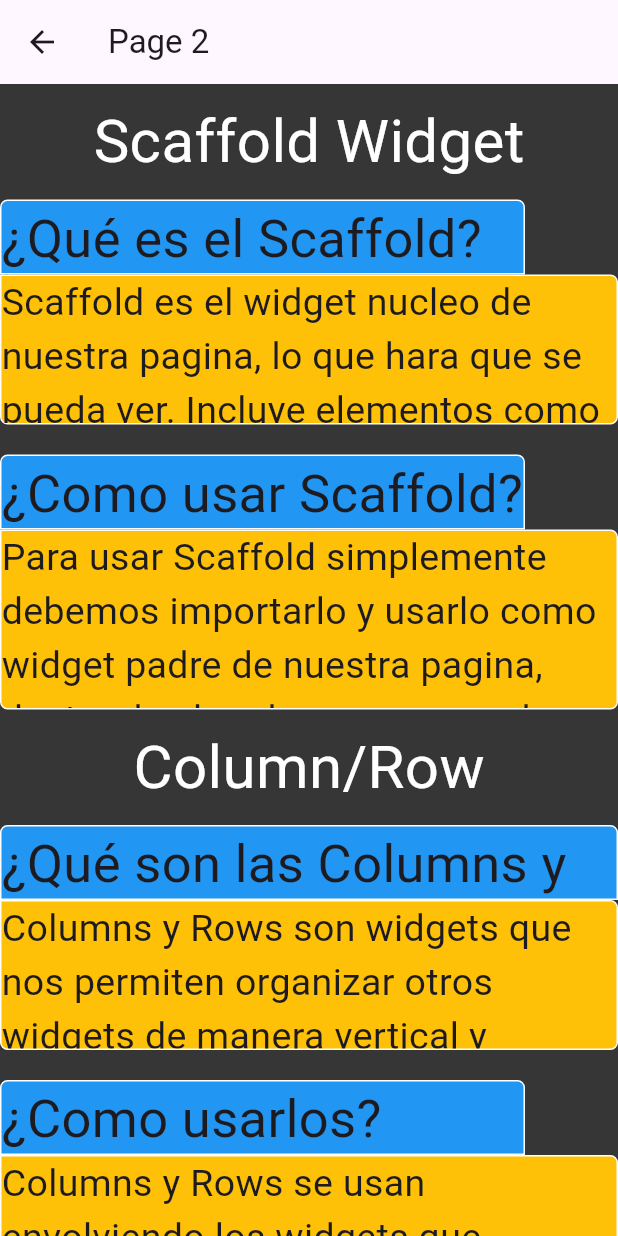
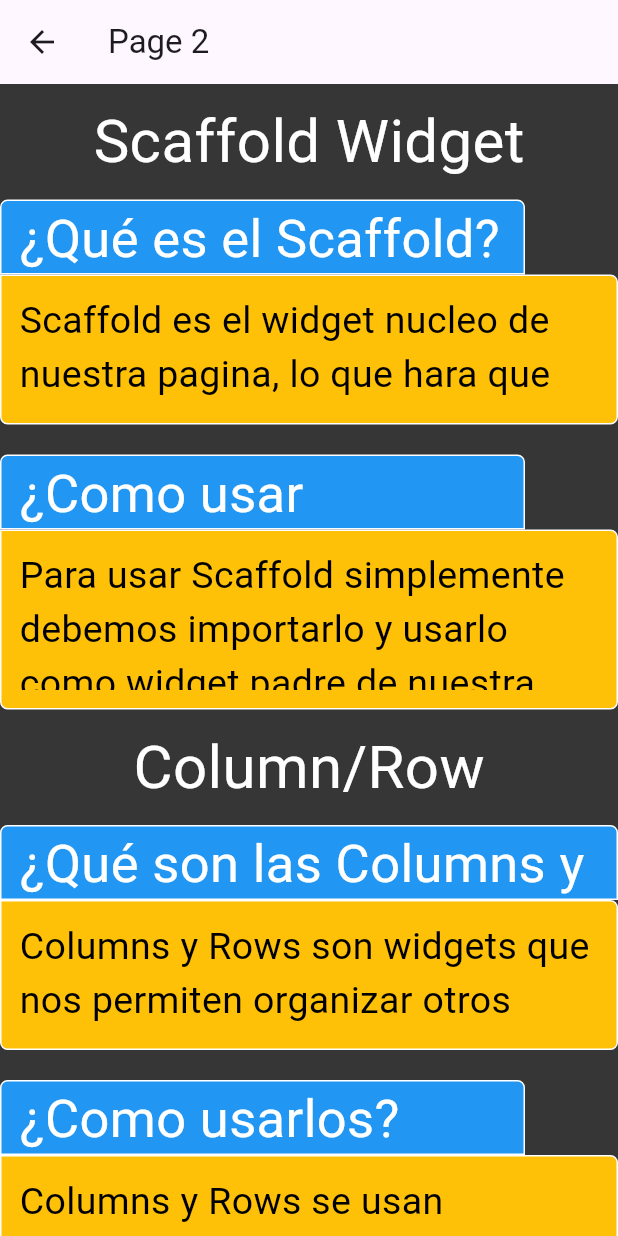
Before and after one commit to carlevo/presentation, a Flutter app: the Page2 screen opened directly, on a phone screen of 412 x 824 dp. Run offline on Flutter 3.47's test engine with Material 3 defaults, Android fonts, the phone set to English and light mode, and no system bars; our stand-ins replace google_fonts.

```diff
--- a/lib/Page2.dart
+++ b/lib/Page2.dart
@@ -1,4 +1,5 @@
 import 'package:flutter/material.dart';
+import 'containerDefinition.dart';
 
 class Page2 extends StatelessWidget {
   const Page2({super.key});
@@ -17,123 +18,115 @@ class Page2 extends StatelessWidget {
                 padding: const EdgeInsets.all(10),
                 child: Text( "Scaffold Widget", style: TextStyle(fontSize: 40, color: Colors.white),),
               )),
-              Container(
+              TitleContainer(
+                '¿Qué es el Scaffold?',
+                width: 350,
                 height: 50,
-                width: 350,
-                decoration: BoxDecoration(
-                  border: Border.all(color: Colors.white),
-                  borderRadius: BorderRadius.only(topLeft: Radius.circular(5), topRight: Radius.circular(5)),
-                  color: Colors.blue,
-                ),
-                child: Text(
-                  "¿Qué es el Scaffold?",
-                  style: TextStyle(fontSize: 35),
-                ),
-
               ),
-              Container(
+              ContentContainer(
+                'Scaffold es el widget nucleo de nuestra pagina, lo que hara que se pueda ver. '
+                'Incluye elementos como body, child entre otros.',
                 height: 100,
                 width: 750,
-                decoration: BoxDecoration(
-                  border: Border.all(color: Colors.white),
-                  borderRadius: BorderRadius.only(bottomLeft: Radius.circular(5), bottomRight: Radius.circular(5), topRight: Radius.circular(5),),
-                  color: Colors.amber,
-                ),
-                child: Text(
-                  "Scaffold es el widget nucleo de nuestra pagina, lo que hara que se pueda ver. "
-                  "Incluye elementos como body, child entre otros.",
-                  style: TextStyle(fontSize: 25,),
-                ),
               ),
 
-              Container(
-                margin: EdgeInsets.only(top: 20),
+              TitleContainer(
+                '¿Como usar Scaffold?',
+                width: 350,
                 height: 50,
-                width: 350,
-                decoration: BoxDecoration(
-                  border: Border.all(color: Colors.white),
-                  borderRadius: BorderRadius.only(topLeft: Radius.circular(5), topRight: Radius.circular(5)),
-                  color: Colors.blue,
-                ),
-                child: Text(
-                  "¿Como usar Scaffold?",
-                  style: TextStyle(fontSize: 35),
-                ),
+                margin: const EdgeInsets.only(top: 20),
               ),
-              Container(
+              ContentContainer(
+                'Para usar Scaffold simplemente debemos importarlo y usarlo como widget padre '
+                'de nuestra pagina, dentro de el podemos agregar los elementos que queramos ',
                 height: 120,
                 width: 750,
-                decoration: BoxDecoration(
-                  border: Border.all(color: Colors.white),
-                  borderRadius: BorderRadius.only(bottomLeft: Radius.circular(5), bottomRight: Radius.circular(5), topRight: Radius.circular(5),),
-                  color: Colors.amber,
-                ),
-                child: Text(
-                  "Para usar Scaffold simplemente debemos importarlo y usarlo como widget padre "
-                  "de nuestra pagina, dentro de el podemos agregar los elementos que queramos ",
-                  style: TextStyle(fontSize: 25,),
-                ),
               ),
               Center(child: Padding(
                 padding: const EdgeInsets.all(10),
                 child: Text( "Column/Row", style: TextStyle(fontSize: 40, color: Colors.white),),
               )),
-              Container(
+              TitleContainer(
+                '¿Qué son las Columns y las Rows?',
+                width: 600,
                 height: 50,
-                width: 600,
-                decoration: BoxDecoration(
-                  border: Border.all(color: Colors.white),
-                  borderRadius: BorderRadius.only(topLeft: Radius.circular(5), topRight: Radius.circular(5)),
-                  color: Colors.blue,
-                ),
-                child: Text(
-                  "¿Qué son las Columns y las Rows?",
-                  style: TextStyle(fontSize: 35),
-                ),
-
               ),
-              Container(
+              ContentContainer(
+                'Columns y Rows son widgets que nos permiten organizar otros widgets '
+                'de manera vertical y horizontal respectivamente.',
                 height: 100,
                 width: 750,
-                decoration: BoxDecoration(
-                  border: Border.all(color: Colors.white),
-                  borderRadius: BorderRadius.only(bottomLeft: Radius.circular(5), bottomRight: Radius.circular(5), topRight: Radius.circular(5),),
-                  color: Colors.amber,
-                ),
-                child: Text(
-                  "Columns y Rows son widgets que nos permiten organizar otros widgets "
-                  "de manera vertical y horizontal respectivamente.",
-                  style: TextStyle(fontSize: 25,),
-                ),
               ),
 
-              Container(
-                margin: EdgeInsets.only(top: 20),
+              TitleContainer(
+                '¿Como usarlos?',
+                width: 350,
                 height: 50,
-                width: 350,
-                decoration: BoxDecoration(
-                  border: Border.all(color: Colors.white),
-                  borderRadius: BorderRadius.only(topLeft: Radius.circular(5), topRight: Radius.circular(5)),
-                  color: Colors.blue,
-                ),
-                child: Text(
-                  "¿Como usarlos?",
-                  style: TextStyle(fontSize: 35),
-                ),
+                margin: const EdgeInsets.only(top: 20),
               ),
-              Container(
+              ContentContainer(
+                'Columns y Rows se usan envolviendo los widgets que queremos organizar '
+                'dentro de ellos. Podemos especificar la direccion (vertical u horizontal)',
                 height: 120,
                 width: 750,
-                decoration: BoxDecoration(
-                  border: Border.all(color: Colors.white),
-                  borderRadius: BorderRadius.only(bottomLeft: Radius.circular(5), bottomRight: Radius.circular(5), topRight: Radius.circular(5),),
-                  color: Colors.amber,
-                ),
-                child: Text(
-                  "Columns y Rows se usan envolviendo los widgets que queremos organizar "
-                  "dentro de ellos. Podemos especificar la direccion (vertical u horizontal)",
-                  style: TextStyle(fontSize: 25,),
-                ),
+              ),
+              Center(child: Padding(
+                padding: const EdgeInsets.all(10),
+                child: Text( "Text", style: TextStyle(fontSize: 40, color: Colors.white),),
+              ),),
+              TitleContainer(
+                '¿Que es el text?',
+                width: 350,
+                height: 50,
+                margin: const EdgeInsets.only(top: 20),
+              ),
+              ContentContainer(
+                'Columns y Rows se usan envolviendo los widgets que queremos organizar '
+                'dentro de ellos. Podemos especificar la direccion (vertical u horizontal)',
+                height: 120,
+                width: 750,
+              ),
+
+              TitleContainer(
+                '¿Como usarlo?',
+                width: 350,
+                height: 50,
+                margin: const EdgeInsets.only(top: 20),
+              ),
+              ContentContainer(
+                'Columns y Rows se usan envolviendo los widgets que queremos organizar '
+                'dentro de ellos. Podemos especificar la direccion (vertical u horizontal)',
+                height: 120,
+                width: 750,
+              ),
+              Center(child: Padding(
+                padding: const EdgeInsets.all(10),
+                child: Text( "Child", style: TextStyle(fontSize: 40, color: Colors.white),),
+              ),),
+              TitleContainer(
+                '¿Que es el child?',
+                width: 350,
+                height: 50,
+                margin: const EdgeInsets.only(top: 20),
+              ),
+              ContentContainer(
+                'Columns y Rows se usan envolviendo los widgets que queremos organizar '
+                'dentro de ellos. Podemos especificar la direccion (vertical u horizontal)',
+                height: 120,
+                width: 750,
+              ),
+
+              TitleContainer(
+                '¿Como usarlo?',
+                width: 350,
+                height: 50,
+                margin: const EdgeInsets.only(top: 20),
+              ),
+              ContentContainer(
+                'Columns y Rows se usan envolviendo los widgets que queremos organizar '
+                'dentro de ellos. Podemos especificar la direccion (vertical u horizontal)',
+                height: 120,
+                width: 750,
               ),
             ],
           ),
--- /dev/null
+++ b/lib/containerDefinition.dart
@@ -0,0 +1,82 @@
+import 'package:flutter/material.dart';
+
+/// Reusable title container (the blue strip)
+class TitleContainer extends StatelessWidget {
+  final String text;
+  final double height;
+  final double width;
+  final EdgeInsets? margin;
+  final TextStyle? textStyle;
+
+  const TitleContainer(
+    this.text, {
+    Key? key,
+    this.height = 50,
+    this.width = 350,
+    this.margin,
+    this.textStyle,
+  }) : super(key: key);
+
+  @override
+  Widget build(BuildContext context) {
+    return Container(
+      margin: margin,
+      height: height,
+      width: width,
+      alignment: Alignment.centerLeft,
+      padding: const EdgeInsets.symmetric(horizontal: 12.0),
+      decoration: BoxDecoration(
+        border: Border.all(color: Colors.white),
+        borderRadius: const BorderRadius.only(
+            topLeft: Radius.circular(5), topRight: Radius.circular(5)),
+        color: Colors.blue,
+      ),
+      child: Text(
+        text,
+        style: textStyle ?? const TextStyle(fontSize: 35, color: Colors.white),
+      ),
+    );
+  }
+}
+
+/// Reusable content container (the amber box below the title)
+class ContentContainer extends StatelessWidget {
+  final String text;
+  final double height;
+  final double width;
+  final EdgeInsets? margin;
+  final TextStyle? textStyle;
+
+  const ContentContainer(
+    this.text, {
+    Key? key,
+    this.height = 100,
+    this.width = 750,
+    this.margin,
+    this.textStyle,
+  }) : super(key: key);
+
+  @override
+  Widget build(BuildContext context) {
+    return Container(
+      margin: margin,
+      height: height,
+      width: width,
+      alignment: Alignment.centerLeft,
+      padding: const EdgeInsets.all(12.0),
+      decoration: BoxDecoration(
+        border: Border.all(color: Colors.white),
+        borderRadius: const BorderRadius.only(
+          bottomLeft: Radius.circular(5),
+          bottomRight: Radius.circular(5),
+          topRight: Radius.circular(5),
+        ),
+        color: Colors.amber,
+      ),
+      child: Text(
+        text,
+        style: textStyle ?? const TextStyle(fontSize: 25, color: Colors.black),
+      ),
+    );
+  }
+}
```
